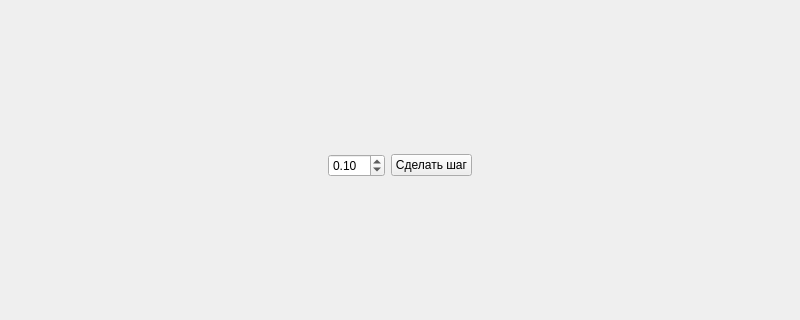
Qt form simulationwindow.ui (Pavel-by/defferential_cw) before a commit; both pictures show x 0 to 800 and y 140 to 460 of the 800 by 600 pixel window.
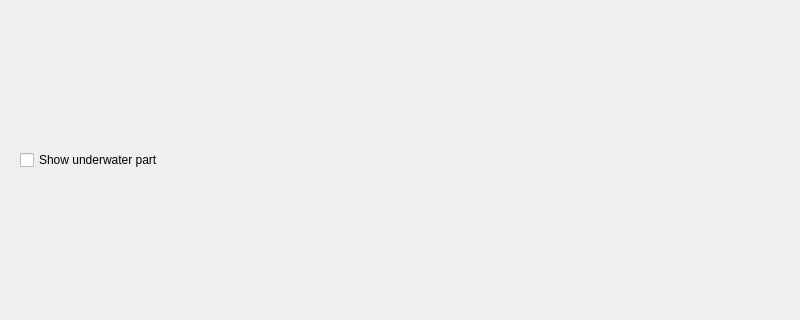
The same form after that commit.

Commit message: preparing to underwater part

Diff of the .ui file:
```diff
--- a/simulationwindow.ui
+++ b/simulationwindow.ui
@@ -34,49 +34,25 @@
       </property>
       <item>
        <layout class="QHBoxLayout" name="horizontalLayout">
+        <property name="leftMargin">
+         <number>20</number>
+        </property>
         <property name="topMargin">
-         <number>11</number>
+         <number>10</number>
         </property>
+        <property name="rightMargin">
+         <number>20</number>
+        </property>
+        <property name="bottomMargin">
+         <number>10</number>
+        </property>
         <item>
-         <spacer name="horizontalSpacer">
-          <property name="orientation">
-           <enum>Qt::Horizontal</enum>
-          </property>
-          <property name="sizeHint" stdset="0">
-           <size>
-            <width>40</width>
-            <height>20</height>
-           </size>
-          </property>
-         </spacer>
-        </item>
-        <item>
-         <widget class="QDoubleSpinBox" name="doubleSpinBox">
-          <property name="value">
-           <double>0.100000000000000</double>
-          </property>
-         </widget>
-        </item>
-        <item>
-         <widget class="QPushButton" name="pushButton">
+         <widget class="QCheckBox" name="underwaterCheckBox">
           <property name="text">
-           <string>Сделать шаг</string>
+           <string>Show underwater part</string>
           </property>
          </widget>
         </item>
-        <item>
-         <spacer name="horizontalSpacer_2">
-          <property name="orientation">
-           <enum>Qt::Horizontal</enum>
-          </property>
-          <property name="sizeHint" stdset="0">
-           <size>
-            <width>40</width>
-            <height>20</height>
-           </size>
-          </property>
-         </spacer>
-        </item>
        </layout>
       </item>
      </layout>
```
The commit also changes 12 other files.
